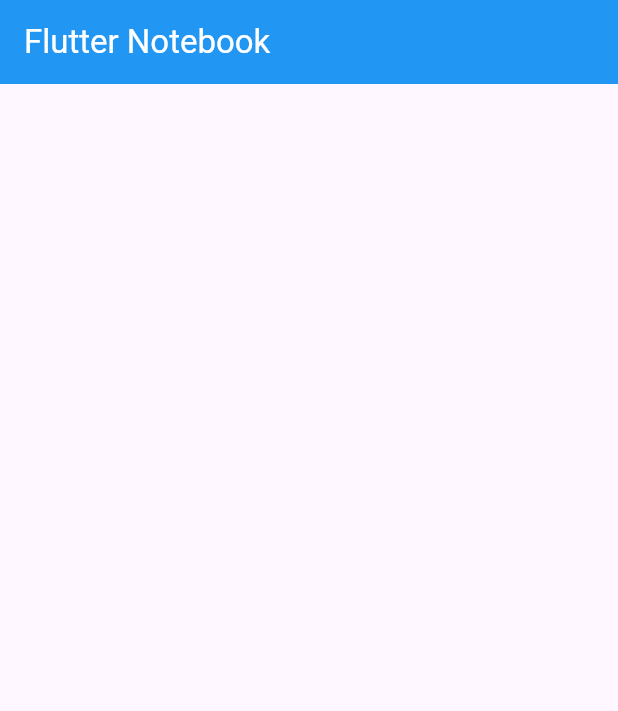
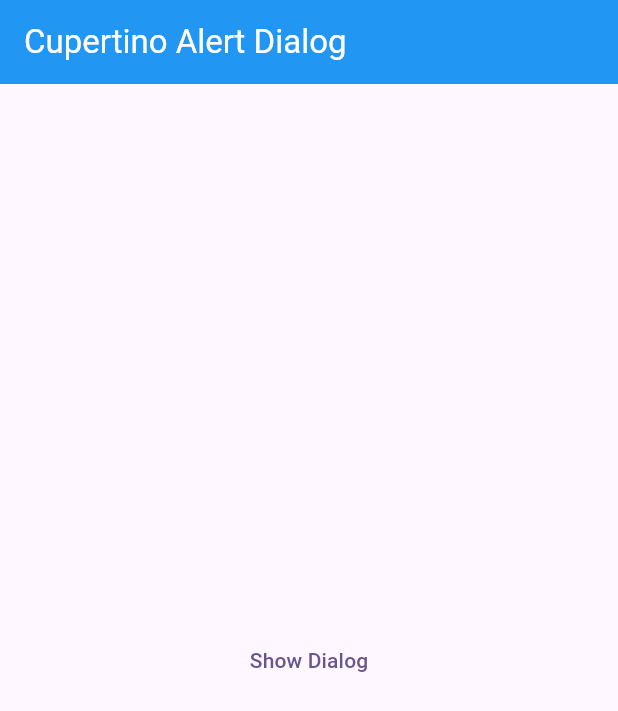
Before and after one commit to monir996/flutter-notebook, a Flutter app: the screen it shows after launch, on a phone screen of 412 x 824 dp. Shown: the top 711 px of the screen. Run offline on Flutter 3.47's test engine with Material 3 defaults, Android fonts, the phone set to English and light mode, and no system bars.

Commit message:
cupertino alert dialog - initial

```diff
--- a/lib/home_screen.dart
+++ b/lib/home_screen.dart
@@ -1,3 +1,4 @@
+import 'package:flutter/cupertino.dart';
 import 'package:flutter/material.dart';
 
 class HomeScreen extends StatefulWidget {
@@ -10,12 +11,41 @@ class HomeScreen extends StatefulWidget {
 class _HomeScreenState extends State<HomeScreen> {
   @override
   Widget build(BuildContext context) {
+
+    // ----------------------- Create Cupertino Alert Dialog ------------------
+    final dialog = CupertinoAlertDialog(
+      title: Text("Please Confirm"),
+      content: Text("Do you want to delete?"),
+      actions: [
+        CupertinoButton(
+            child: Text("No"),
+            onPressed: (){
+              Navigator.pop(context);
+            }
+        ),
+        CupertinoButton(
+            child: Text("Yes"),
+            onPressed: (){
+              Navigator.pop(context);
+            }
+        )
+      ],
+    );
+
+
     return Scaffold(
-      appBar: AppBar(title: Text("Flutter Notebook", style: TextStyle(color: Colors.white)), backgroundColor: Colors.blue),
+      appBar: AppBar(title: Text("Cupertino Alert Dialog", style: TextStyle(color: Colors.white)), backgroundColor: Colors.blue),
 
-      // ----------------------- Main Branch  ==> Basic Structure ------------------
+      // ----------------------- Branch 45 ==> Cupertino Alert Dialog ------------------
 
-      body: Center(),
+      body: Center(
+        child: TextButton(
+            onPressed: (){
+              showCupertinoDialog(context: context, builder: (context)=> dialog);
+            },
+            child: Text("Show Dialog")
+        ),
+      ),
     );
   }
 }
```
